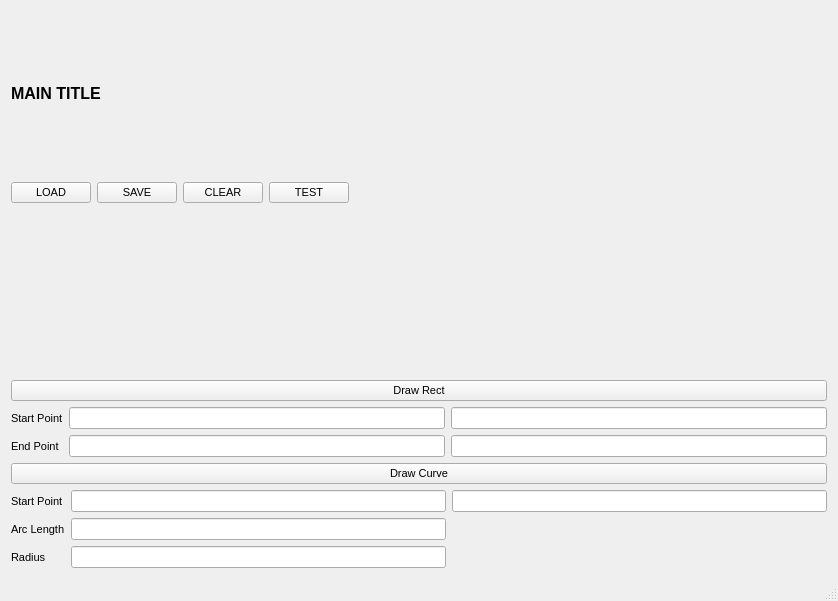
Before: the Qt Designer form mainwindow.ui in sarest/prueba, drawn with Qt 5.
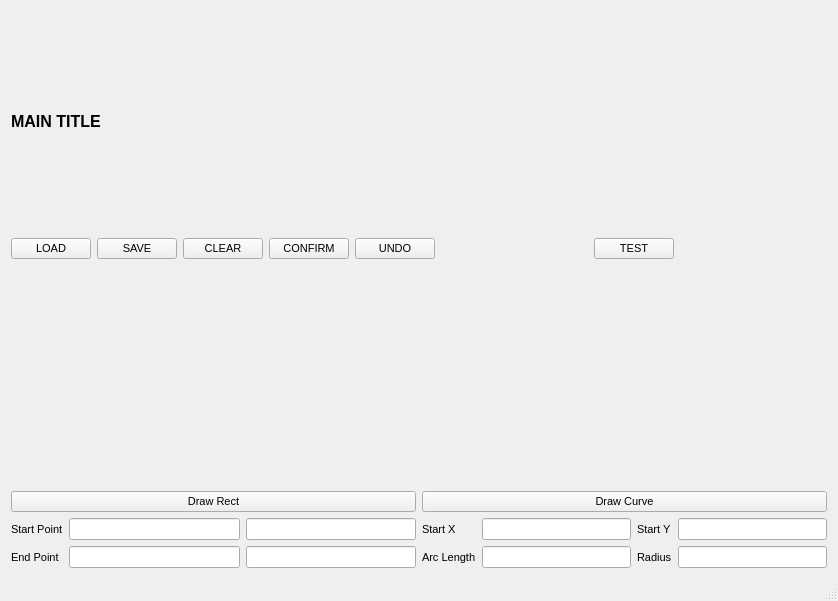
After: the same form once the commit is applied.

The edit to the form file:
```diff
--- a/mainwindow.ui
+++ b/mainwindow.ui
@@ -19,8 +19,108 @@
    <string>MainWindow</string>
   </property>
   <widget class="QWidget" name="centralWidget">
-   <layout class="QGridLayout" name="gridLayout">
-    <item row="2" column="0">
+   <layout class="QGridLayout" name="gridLayout_5">
+    <item row="3" column="0">
+     <layout class="QGridLayout" name="rect_layout">
+      <item row="0" column="0">
+       <widget class="QPushButton" name="bRect">
+        <property name="text">
+         <string>Draw Rect</string>
+        </property>
+       </widget>
+      </item>
+      <item row="1" column="0">
+       <layout class="QGridLayout" name="gridLayout_2">
+        <item row="0" column="0">
+         <widget class="QLabel" name="x0_label">
+          <property name="text">
+           <string>Start Point</string>
+          </property>
+         </widget>
+        </item>
+        <item row="0" column="1">
+         <widget class="QLineEdit" name="x0_value">
+          <property name="inputMethodHints">
+           <set>Qt::ImhNone</set>
+          </property>
+         </widget>
+        </item>
+        <item row="0" column="2">
+         <widget class="QLineEdit" name="y0_value"/>
+        </item>
+        <item row="1" column="0">
+         <widget class="QLabel" name="y0_label">
+          <property name="text">
+           <string>End Point</string>
+          </property>
+         </widget>
+        </item>
+        <item row="1" column="1">
+         <widget class="QLineEdit" name="x1_value"/>
+        </item>
+        <item row="1" column="2">
+         <widget class="QLineEdit" name="y1_value"/>
+        </item>
+       </layout>
+      </item>
+     </layout>
+    </item>
+    <item row="3" column="1">
+     <layout class="QGridLayout" name="curve_layout">
+      <item row="1" column="0">
+       <layout class="QGridLayout" name="gridLayout">
+        <item row="0" column="0">
+         <widget class="QLabel" name="label_4">
+          <property name="text">
+           <string>Start X</string>
+          </property>
+         </widget>
+        </item>
+        <item row="0" column="1">
+         <widget class="QLineEdit" name="start_x"/>
+        </item>
+        <item row="0" column="2">
+         <widget class="QLabel" name="label">
+          <property name="text">
+           <string>Start Y</string>
+          </property>
+         </widget>
+        </item>
+        <item row="0" column="3">
+         <widget class="QLineEdit" name="start_y"/>
+        </item>
+        <item row="1" column="0">
+         <widget class="QLabel" name="label_3">
+          <property name="text">
+           <string>Arc Length</string>
+          </property>
+         </widget>
+        </item>
+        <item row="1" column="1">
+         <widget class="QLineEdit" name="length"/>
+        </item>
+        <item row="1" column="2">
+         <widget class="QLabel" name="label_5">
+          <property name="text">
+           <string>Radius</string>
+          </property>
+         </widget>
+        </item>
+        <item row="1" column="3">
+         <widget class="QLineEdit" name="radius"/>
+        </item>
+       </layout>
+      </item>
+      <item row="0" column="0">
+       <widget class="QPushButton" name="bCurve">
+        <property name="text">
+         <string>Draw Curve</string>
+        </property>
+       </widget>
+      </item>
+     </layout>
+    </item>
+    <item row="2" column="0" colspan="2">
      <layout class="QGridLayout" name="view_layout">
       <item row="0" column="0">
        <widget class="QLabel" name="info_label">
@@ -57,7 +157,7 @@
       </property>
      </widget>
     </item>
-    <item row="1" column="0">
+    <item row="1" column="0" colspan="2">
      <layout class="QHBoxLayout" name="function_layout">
       <item>
        <widget class="QPushButton" name="bLoad">
@@ -80,6 +180,33 @@
         </property>
        </widget>
       </item>
+      <item>
+       <widget class="QPushButton" name="bConfirm">
+        <property name="text">
+         <string>CONFIRM</string>
+        </property>
+       </widget>
+      </item>
+      <item>
+       <widget class="QPushButton" name="bUndo">
+        <property name="text">
+         <string>UNDO</string>
+        </property>
+       </widget>
+      </item>
+      <item>
+       <spacer name="horizontalSpacer_2">
+        <property name="orientation">
+         <enum>Qt::Horizontal</enum>
+        </property>
+        <property name="sizeHint" stdset="0">
+         <size>
+          <width>40</width>
+          <height>20</height>
+         </size>
+        </property>
+       </spacer>
+      </item>
       <item>
        <widget class="QPushButton" name="bTest">
         <property name="text">
@@ -102,99 +229,6 @@
       </item>
      </layout>
     </item>
-    <item row="6" column="0">
-     <layout class="QGridLayout" name="main_layout">
-      <item row="0" column="0">
-       <layout class="QGridLayout" name="laydraw">
-        <item row="4" column="0">
-         <layout class="QGridLayout" name="gridLayout_5">
-          <item row="2" column="1">
-           <widget class="QLineEdit" name="radius"/>
-          </item>
-          <item row="1" column="0">
-           <widget class="QLabel" name="label_3">
-            <property name="text">
-             <string>Arc Length</string>
-            </property>
-           </widget>
-          </item>
-          <item row="0" column="0">
-           <widget class="QLabel" name="label_4">
-            <property name="text">
-             <string>Start Point</string>
-            </property>
-           </widget>
-          </item>
-          <item row="0" column="1">
-           <widget class="QLineEdit" name="start_x"/>
-          </item>
-          <item row="1" column="1">
-           <widget class="QLineEdit" name="length"/>
-          </item>
-          <item row="2" column="0">
-           <widget class="QLabel" name="label_5">
-            <property name="text">
-             <string>Radius</string>
-            </property>
-           </widget>
-          </item>
-          <item row="0" column="2">
-           <widget class="QLineEdit" name="start_y"/>
-          </item>
-         </layout>
-        </item>
-        <item row="1" column="0">
-         <widget class="QPushButton" name="bRect">
-          <property name="text">
-           <string>Draw Rect</string>
-          </property>
-         </widget>
-        </item>
-        <item row="3" column="0">
-         <widget class="QPushButton" name="bCurve">
-          <property name="text">
-           <string>Draw Curve</string>
-          </property>
-         </widget>
-        </item>
-        <item row="2" column="0">
-         <layout class="QGridLayout" name="gridLayout_4">
-          <item row="0" column="2">
-           <widget class="QLineEdit" name="y0_value"/>
-          </item>
-          <item row="1" column="1">
-           <widget class="QLineEdit" name="x1_value"/>
-          </item>
-          <item row="1" column="2">
-           <widget class="QLineEdit" name="y1_value"/>
-          </item>
-          <item row="0" column="0">
-           <widget class="QLabel" name="x0_label">
-            <property name="text">
-             <string>Start Point</string>
-            </property>
-           </widget>
-          </item>
-          <item row="1" column="0">
-           <widget class="QLabel" name="y0_label">
-            <property name="text">
-             <string>End Point</string>
-            </property>
-           </widget>
-          </item>
-          <item row="0" column="1">
-           <widget class="QLineEdit" name="x0_value">
-            <property name="inputMethodHints">
-             <set>Qt::ImhNone</set>
-            </property>
-           </widget>
-          </item>
-         </layout>
-        </item>
-       </layout>
-      </item>
-     </layout>
-    </item>
    </layout>
   </widget>
   <widget class="QMenuBar" name="menuBar">
```
Left out of the diff: 1 changed line with no effect on the pictures.
